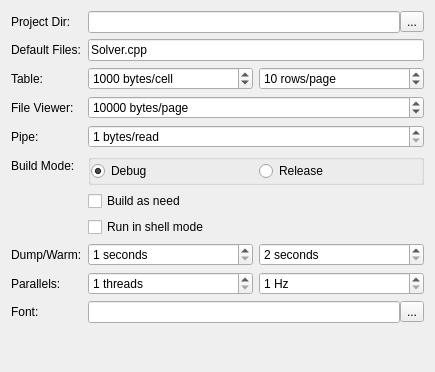
Old version of the form cchelper/settings/confform/confform.ui in the repository hack1nt0/cchelper.
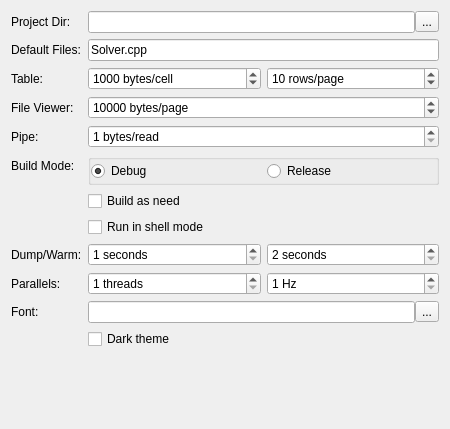
New version of the form.

The edit to the form file:
```diff
--- a/cchelper/settings/confform/confform.ui
+++ b/cchelper/settings/confform/confform.ui
@@ -6,8 +6,8 @@
    <rect>
     <x>0</x>
     <y>0</y>
-    <width>435</width>
-    <height>372</height>
+    <width>450</width>
+    <height>429</height>
    </rect>
   </property>
   <property name="windowTitle">
@@ -311,6 +311,20 @@
        </item>
       </layout>
      </item>
+     <item row="11" column="0">
+      <widget class="QLabel" name="themeLabel">
+       <property name="text">
+        <string/>
+       </property>
+      </widget>
+     </item>
+     <item row="11" column="1">
+      <widget class="QCheckBox" name="darkthemeCheckBox">
+       <property name="text">
+        <string>Dark theme</string>
+       </property>
+      </widget>
+     </item>
     </layout>
    </item>
   </layout>
```
